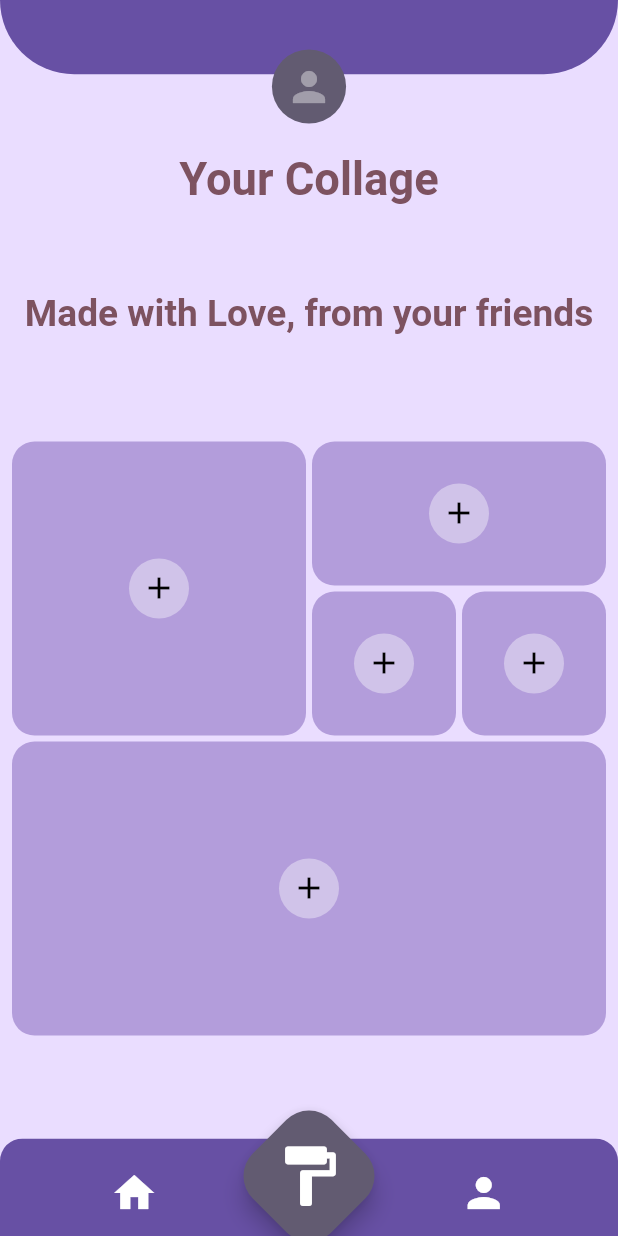
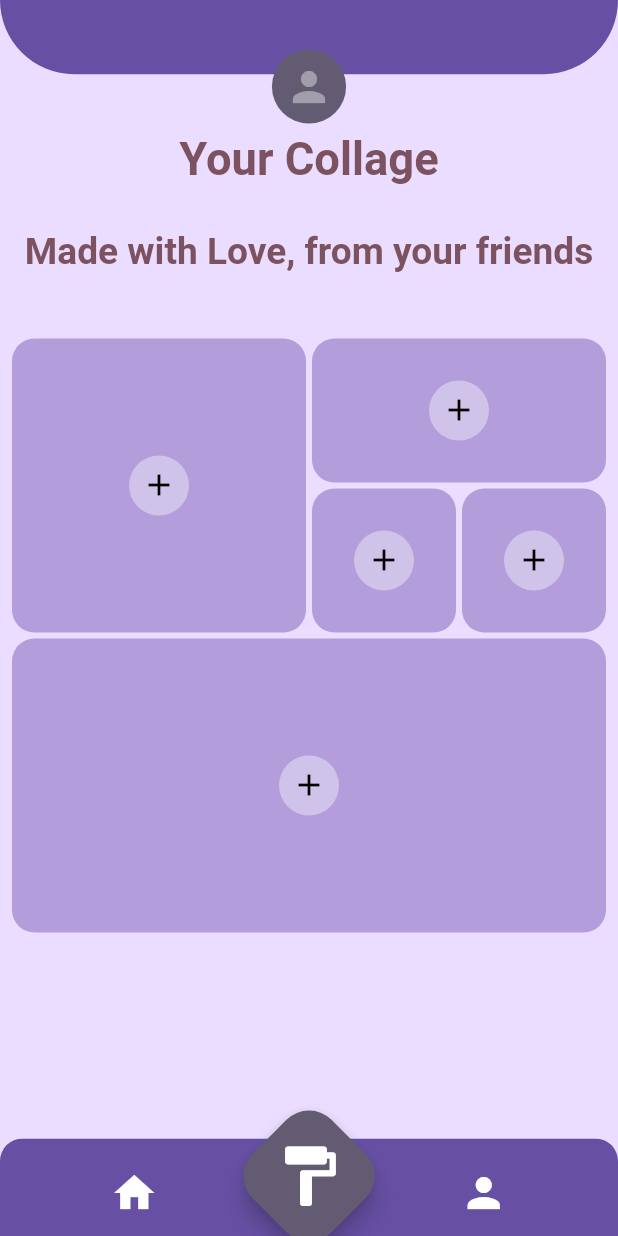
Before and after one commit to burakcetn/collage_me, a Flutter app: the CollageScreen screen opened directly, after a tap on the "home" icon, after a tap on the "person" icon, after a tap on the "format paint" icon, on a phone screen of 412 x 824 dp. Run offline on Flutter 3.47's test engine with Material 2 defaults, Android fonts, the phone set to English and light mode, and no system bars; our stand-ins replace get, sizer.

Commit message:
ui optimized

```diff
--- a/lib/views/collage_screen/collage_screen.dart
+++ b/lib/views/collage_screen/collage_screen.dart
@@ -52,7 +52,7 @@ class CollageScreen extends StatelessWidget {
         padding: EdgeInsets.only(top: 3.h),
         child: SizedBox(
           width: 100.w,
-          height: 80.h,
+          height: 70.h,
           child: Column(
             mainAxisAlignment: MainAxisAlignment.spaceAround,
             children: [
--- a/lib/views/home_screen/home_screen.dart
+++ b/lib/views/home_screen/home_screen.dart
@@ -49,6 +49,9 @@ class HomeScreen extends StatelessWidget {
              child: Container(
                height: 8.h,
                width: 80.w,
+               constraints: BoxConstraints(
+                 maxHeight: 55,
+               ),
                decoration: BoxDecoration(
                  borderRadius: BorderRadius.circular(15),
                  color: Theme.of(context).colorScheme.onInverseSurface,
--- a/lib/views/profile_screen/profile_screen.dart
+++ b/lib/views/profile_screen/profile_screen.dart
@@ -33,7 +33,7 @@ class ProfileScreen extends StatelessWidget {
       floatingActionButton: FabButton(),
       bottomNavigationBar:  BottomNavbar(),
       appBar: PreferredSize(
-        preferredSize: Size(100.w,26.h),
+        preferredSize: Size(100.w,22.h),
         child: Stack(
           children: [
             Container(
@@ -167,7 +167,7 @@ class ProfileScreen extends StatelessWidget {
                           Get.to(FriendProfileScreen(),arguments: friendRequest[itemNumber]);
                         },
                         child: Container(
-                          height: 15.h,
+                          height: 12.h,
                           decoration: BoxDecoration(
                             color: Theme.of(context).colorScheme.surfaceVariant,
                             borderRadius: BorderRadius.circular(5),
@@ -176,7 +176,7 @@ class ProfileScreen extends StatelessWidget {
                         ),
                       ),
                       Container(
-                        height: 12.h,
+                        height: 10.h,
                         width: 100.w,
                         decoration: BoxDecoration(
                           color: Theme.of(context).colorScheme.surfaceVariant,
@@ -194,7 +194,7 @@ class ProfileScreen extends StatelessWidget {
                               mainAxisAlignment: MainAxisAlignment.spaceEvenly,
                               children: [
                                 Container(
-                                  height: 5.h,
+                                  height: 4.h,
                                   width: 8.h,
                                   decoration: BoxDecoration(
                                       color: Colors.green,
@@ -203,7 +203,7 @@ class ProfileScreen extends StatelessWidget {
                                   child: Icon(Icons.done_rounded,color: Theme.of(context).colorScheme.onPrimary,),
                                 ),
                                 Container(
-                                  height: 5.h,
+                                  height: 4.h,
                                   width: 8.h,
                                   decoration: BoxDecoration(
                                       color: Colors.red,
--- a/pubspec.yaml
+++ b/pubspec.yaml
@@ -38,6 +38,9 @@ dependencies:
   get: ^4.6.5
   sizer: ^2.0.15
   flutter_staggered_grid_view: ^0.6.2
+  image_picker: ^1.0.0
+  firebase_core: ^2.14.0
+  firebase_storage: ^11.2.4
 
 dev_dependencies:
   flutter_test:
```
Also changed, not shown: pubspec.lock, 11 other files.
